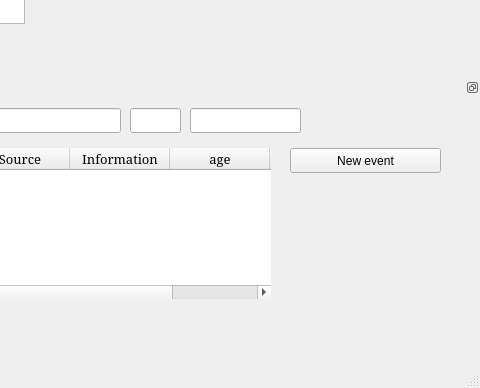
Qt form genealogy_V1.ui (phioconte/genealogy) before a commit; both pictures show x 888 to 1368 and y 362 to 750 of the 1368 by 750 pixel window.
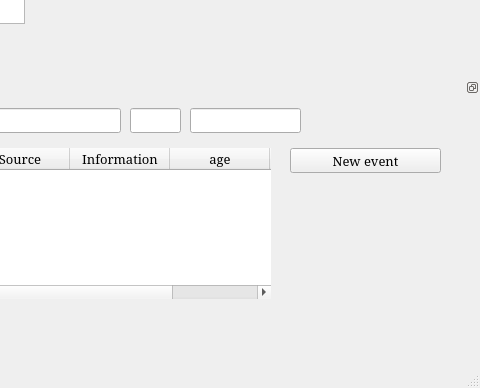
The same form after that commit. Icons and pictures are not drawn.

The edit to the form file:
```diff
--- a/genealogy_V1.ui
+++ b/genealogy_V1.ui
@@ -639,6 +639,12 @@
        <height>25</height>
       </rect>
      </property>
+     <property name="font">
+      <font>
+       <family>Serif</family>
+       <pointsize>10</pointsize>
+      </font>
+     </property>
      <property name="text">
       <string>New event</string>
      </property>
```
Left out of the diff: 94 changed lines with no effect on the pictures.
